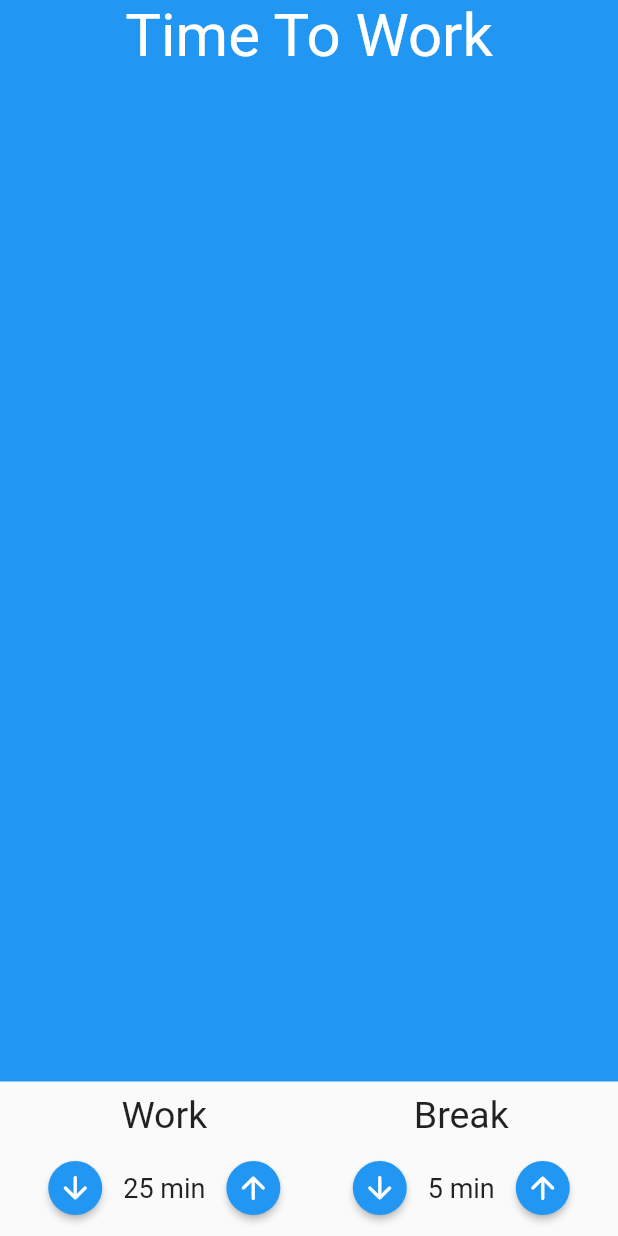
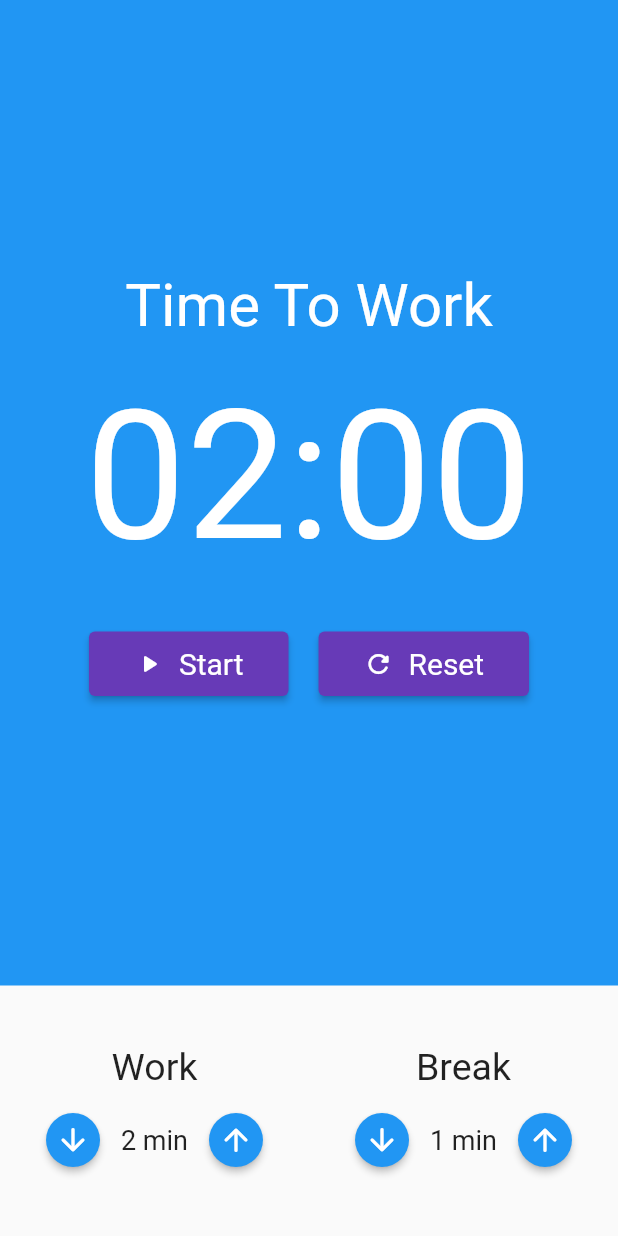
Before and after one commit to AreaCode15/Webapp-Simple_Pomodoro, a Flutter app: the screen it shows after launch, on a phone screen of 412 x 824 dp. Run offline on Flutter 3.47's test engine with Material 2 defaults, Android fonts, the phone set to English and light mode, and no system bars; our stand-ins replace flutter_mobx, mobx; generated files the repository leaves out were written again.

Commit message:
add mobX counter

```diff
--- /dev/null
+++ b/lib/Store/pomodoro.store.dart
@@ -0,0 +1,40 @@
+import 'package:mobx/mobx.dart';
+
+part 'pomodoro.store.g.dart';
+
+class PomodoroStore = _PomodoroStore with _$PomodoroStore;
+
+abstract class _PomodoroStore with Store {
+  @observable
+  int minutes = 2;
+
+  @observable
+  int seconds = 0;
+
+  @observable
+  int workTime = 2;
+
+  @observable
+  int restTime = 1;
+
+  @action
+  void increaseworkTime() {
+    workTime++;
+  }
+
+  @action
+  void decrementworkTime() {
+    workTime--;
+  }
+
+  @action
+  void increaserestTime() {
+    restTime++;
+  }
+
+  @action
+  void decrementrestTime() {
+    restTime--;
+  }
+
+}
--- a/lib/components/StopWatch.dart
+++ b/lib/components/StopWatch.dart
@@ -1,22 +1,57 @@
 import 'package:flutter/material.dart';
+import 'package:webapp_simple_pomodoro/components/StopWatchButton.dart';
+import 'package:provider/provider.dart';
+import '../Store/pomodoro.store.dart';
 
 class StopWatch extends StatelessWidget {
   const StopWatch({Key? key}) : super(key: key);
 
   @override
   Widget build(BuildContext context) {
+    final store = Provider.of<PomodoroStore>(context);
+
     return Container(
       color : Colors.blue,
       child: Column(
-        crossAxisAlignment: CrossAxisAlignment.center,
-        children: const [
-          Text("Time To Work",
+        mainAxisAlignment: MainAxisAlignment.center,
+        children: [
+          const Text("Time To Work",
           style: TextStyle(
             fontSize: 40,
             color: Colors.white
-          ),),
-        ],
-      ),
+          ),
+          ),
+          const SizedBox(height: 20),
+          Text("${store.minutes.toString().padLeft(2, "0")}:${store.seconds.toString().padLeft(2, "0")}",
+          style: const TextStyle(fontSize: 120,
+          color: Colors.white,
+          ),
+          ),
+          const SizedBox(height: 20),
+          Row(
+            mainAxisAlignment: MainAxisAlignment.center,
+            children: const [
+              Padding(
+                padding: EdgeInsets.all(10),
+                child: StopWatchButton(
+                    text: "Start",
+                    icon: Icons.play_arrow_rounded),
+              ),
+              //Padding(
+                //padding: EdgeInsets.all(10),
+                //child: StopWatchButton(
+                  //  text: "Stop",
+                    //icon: Icons.stop_rounded),
+              //),
+              Padding(
+                padding: EdgeInsets.all(10),
+                child: StopWatchButton(
+                    text: "Reset",
+                    icon: Icons.refresh_rounded),
+              )
+            ],
+          )
+      ],),
     );
   }
 }
--- /dev/null
+++ b/lib/components/StopWatchButton.dart
@@ -0,0 +1,40 @@
+import 'package:flutter/material.dart';
+
+class StopWatchButton extends StatelessWidget {
+
+  final String text;
+  final IconData icon;
+
+  const StopWatchButton ({
+  Key? key,
+  required this.text,
+  required this.icon,
+  }) : super(key: key);
+
+  @override
+  Widget build(BuildContext context) {
+    return ElevatedButton(
+      style: ElevatedButton.styleFrom(
+        primary: Colors.deepPurple,
+        padding: const EdgeInsets.symmetric(
+          horizontal: 30,
+          vertical: 10,
+        ),
+        textStyle: const TextStyle(fontSize: 20),
+      ),
+    onPressed: () {},
+    child: Row(
+  children: [
+    Padding(
+    padding: const EdgeInsets.only(right: 10),
+    child: Icon(
+    icon,
+      size: 20,
+    ),
+  ),
+  Text(text),
+  ],
+  ),
+  );
+  }
+}
--- a/lib/components/TempoInput.dart
+++ b/lib/components/TempoInput.dart
@@ -3,11 +3,15 @@ import 'package:flutter/material.dart';
 class TempoInput extends StatelessWidget {
   final String title;
   final int value;
+  final void Function()? inc;
+  final void Function()? dec;
 
   const TempoInput({
     Key? key,
     required this.title,
     required this.value,
+    this.inc,
+    this.dec,
   }) : super(key: key);
 
   @override
@@ -25,7 +29,7 @@ class TempoInput extends StatelessWidget {
         mainAxisAlignment: MainAxisAlignment.center,
         children: [
           ElevatedButton(
-              onPressed: () {},
+              onPressed: this.dec,
             style: ElevatedButton.styleFrom(
               shape: const CircleBorder(), backgroundColor: Colors.blue,
               padding: const EdgeInsets.all(5),
@@ -41,7 +45,7 @@ class TempoInput extends StatelessWidget {
           ),
           ),
           ElevatedButton(
-            onPressed: () {},
+            onPressed: this.inc,
             style: ElevatedButton.styleFrom(
               shape: const CircleBorder(), backgroundColor: Colors.blue,
               padding: const EdgeInsets.all(5),
--- a/lib/main.dart
+++ b/lib/main.dart
@@ -1,5 +1,9 @@
 import 'package:flutter/material.dart';
 import 'package:webapp_simple_pomodoro/pages/Pomodoro.dart';
+import 'package:provider/provider.dart';
+import './Store/pomodoro.store.dart';
+
+
 void main() {
   runApp(const MyApp());
 }
@@ -10,12 +14,19 @@ class MyApp extends StatelessWidget {
   // This widget is the root of your application.
   @override
   Widget build(BuildContext context) {
-    return MaterialApp(
-      title: 'Flutter Demo',
-      theme: ThemeData(
-        primarySwatch: Colors.blue,
+    return MultiProvider(
+      providers: [
+        Provider<PomodoroStore>(
+          create: (_) => PomodoroStore(),
+        )
+      ],
+      child: MaterialApp(
+        title: 'Pomodoro',
+        theme: ThemeData(
+          primarySwatch: Colors.blue,
+        ),
+        home: const Pomodoro(),
       ),
-      home: const Pomodoro(),
     );
   }
 }
--- a/lib/pages/Pomodoro.dart
+++ b/lib/pages/Pomodoro.dart
@@ -1,12 +1,17 @@
 import 'package:flutter/material.dart';
+import 'package:provider/provider.dart';
 import 'package:webapp_simple_pomodoro/components/StopWatch.dart';
 import 'package:webapp_simple_pomodoro/components/TempoInput.dart';
+import '../Store/pomodoro.store.dart';
+import 'package:flutter_mobx/flutter_mobx.dart';
 
 class Pomodoro extends StatelessWidget {
   const Pomodoro({Key? key}) : super(key: key);
 
   @override
   Widget build(BuildContext context) {
+    final store = Provider.of<PomodoroStore>(context);
+
     return Scaffold(
       body: Column(
         crossAxisAlignment: CrossAxisAlignment.stretch,
@@ -15,20 +20,24 @@ class Pomodoro extends StatelessWidget {
               child: StopWatch(),
           ),
         Padding(
-          padding: const EdgeInsets.all(8.0),
-          child: Row (
+          padding: const EdgeInsets.symmetric(vertical: 40),
+          child: Observer(builder: (_) => Row (
             mainAxisAlignment: MainAxisAlignment.spaceAround,
-          children: const [
+            children: [
               TempoInput(
                 title: "Work",
-              value: 25,
+                value: store.workTime,
+                inc: store.increaseworkTime,
+                dec: store.decrementworkTime,
               ),
               TempoInput(
                 title: "Break",
-              value: 5,
+                value: store.restTime,
+                inc: store.increaserestTime,
+                dec: store.decrementrestTime,
               ),
             ],
-        )
+          ))
         ),
         ],
       )
```
Also changed, not shown: lib/Store/pomodoro.store.g.dart (added). Lines whose indentation alone changed are shown as unchanged.
